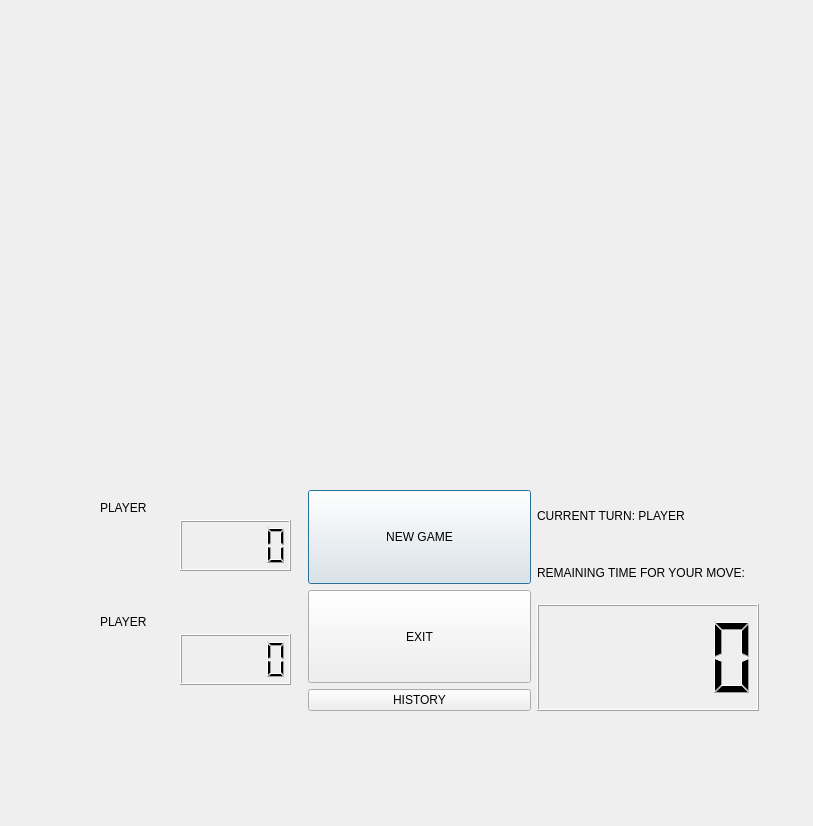
Above: board_ui.ui from AdziuG/TicTacToeAI-with-GUI before the change. Below: the same form after it.
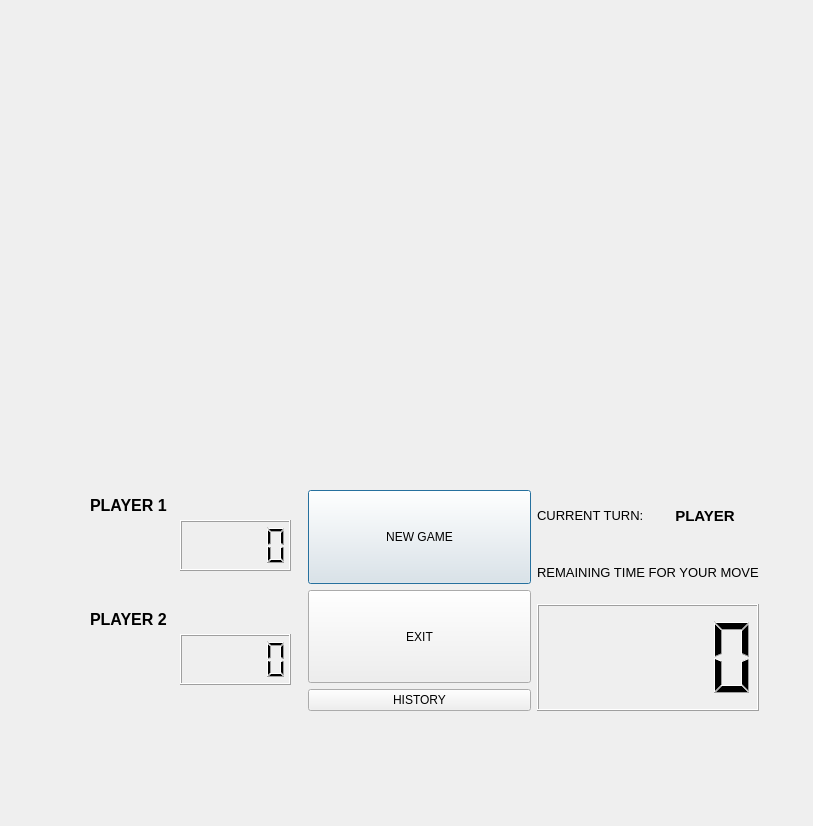
That is the form after the change.

Patch:
```diff
--- a/board_ui.ui
+++ b/board_ui.ui
@@ -76,12 +76,18 @@
             <widget class="QLabel" name="player1_name_counter">
              <property name="geometry">
               <rect>
-               <x>20</x>
-               <y>10</y>
-               <width>49</width>
-               <height>16</height>
+               <x>10</x>
+               <y>0</y>
+               <width>111</width>
+               <height>31</height>
               </rect>
              </property>
+             <property name="font">
+              <font>
+               <pointsize>12</pointsize>
+               <bold>true</bold>
+              </font>
+             </property>
              <property name="text">
               <string>PLAYER 1</string>
              </property>
@@ -103,12 +109,18 @@
             <widget class="QLabel" name="player2_name_counter">
              <property name="geometry">
               <rect>
-               <x>20</x>
-               <y>10</y>
-               <width>49</width>
-               <height>16</height>
+               <x>10</x>
+               <y>0</y>
+               <width>91</width>
+               <height>31</height>
               </rect>
              </property>
+             <property name="font">
+              <font>
+               <pointsize>12</pointsize>
+               <bold>true</bold>
+              </font>
+             </property>
              <property name="text">
               <string>PLAYER 2</string>
              </property>
@@ -166,19 +178,60 @@
           <item row="0" column="0">
            <layout class="QGridLayout" name="gridLayout_2">
             <item row="1" column="0">
-             <widget class="QLabel" name="current_turn_label">
-              <property name="text">
-               <string>CURRENT TURN: PLAYER</string>
-              </property>
-             </widget>
-            </item>
-            <item row="2" column="0">
              <widget class="QLabel" name="remaining_time_label">
+              <property name="font">
+               <font>
+                <pointsize>10</pointsize>
+                <bold>false</bold>
+               </font>
+              </property>
               <property name="text">
-               <string>REMAINING TIME FOR YOUR MOVE:</string>
+               <string>REMAINING TIME FOR YOUR MOVE</string>
               </property>
              </widget>
             </item>
+            <item row="0" column="0">
+             <layout class="QHBoxLayout" name="horizontalLayout" stretch="0,0">
+              <item>
+               <widget class="QLabel" name="current_turn_label">
+                <property name="font">
+                 <font>
+                  <pointsize>10</pointsize>
+                  <bold>false</bold>
+                 </font>
+                </property>
+                <property name="text">
+                 <string>CURRENT TURN:</string>
+                </property>
+               </widget>
+              </item>
+              <item>
+               <widget class="QLabel" name="current_turn_changed">
+                <property name="font">
+                 <font>
+                  <pointsize>11</pointsize>
+                  <bold>true</bold>
+                 </font>
+                </property>
+                <property name="text">
+                 <string>PLAYER</string>
+                </property>
+                <property name="textFormat">
+                 <enum>Qt::AutoText</enum>
+                </property>
+                <property name="scaledContents">
+                 <bool>true</bool>
+                </property>
+                <property name="alignment">
+                 <set>Qt::AlignCenter</set>
+                </property>
+                <property name="wordWrap">
+                 <bool>false</bool>
+                </property>
+               </widget>
+              </item>
+             </layout>
+            </item>
            </layout>
           </item>
          </layout>
```
